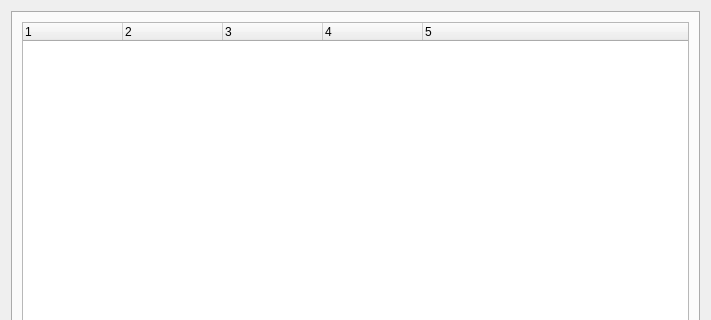
This is TorrentDetailsForm.ui in LubosD/fatrat as Qt 5 draws it before an edit; both pictures show x 0 to 711 and y 0 to 320 of the 711 by 546 pixel window. The edited form follows.
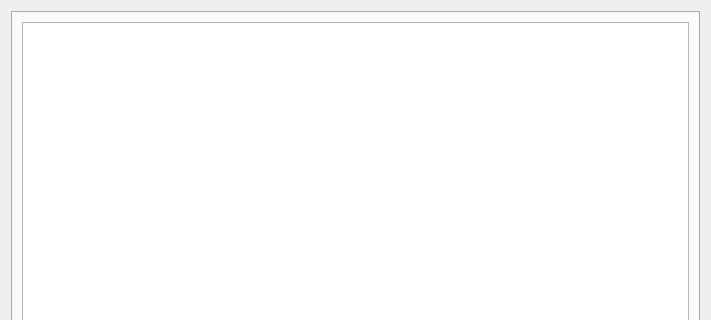
This is the edited form. The open tabs and pages were chosen to show the change. Custom widgets are drawn as their Qt base class.

```diff
--- a/TorrentDetailsForm.ui
+++ b/TorrentDetailsForm.ui
@@ -242,7 +242,10 @@
       </attribute>
       <layout class="QGridLayout" >
        <item row="0" column="0" >
-        <widget class="QTreeWidget" name="treeFiles" >
+        <widget class="QTreeView" name="treeFiles" >
+         <property name="alternatingRowColors" >
+          <bool>true</bool>
+         </property>
          <property name="rootIsDecorated" >
           <bool>false</bool>
          </property>
@@ -252,34 +255,6 @@
          <property name="itemsExpandable" >
           <bool>false</bool>
          </property>
-         <property name="columnCount" >
-          <number>5</number>
-         </property>
-         <column>
-          <property name="text" >
-           <string>1</string>
-          </property>
-         </column>
-         <column>
-          <property name="text" >
-           <string>2</string>
-          </property>
-         </column>
-         <column>
-          <property name="text" >
-           <string>3</string>
-          </property>
-         </column>
-         <column>
-          <property name="text" >
-           <string>4</string>
-          </property>
-         </column>
-         <column>
-          <property name="text" >
-           <string>5</string>
-          </property>
-         </column>
         </widget>
        </item>
       </layout>
```
